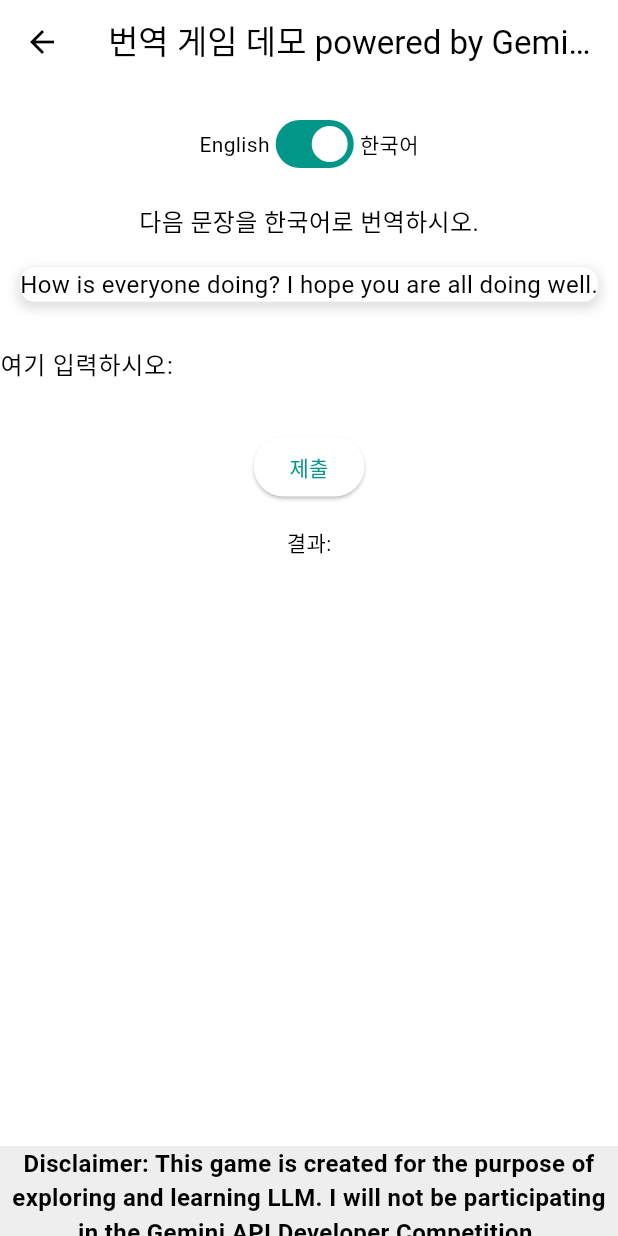
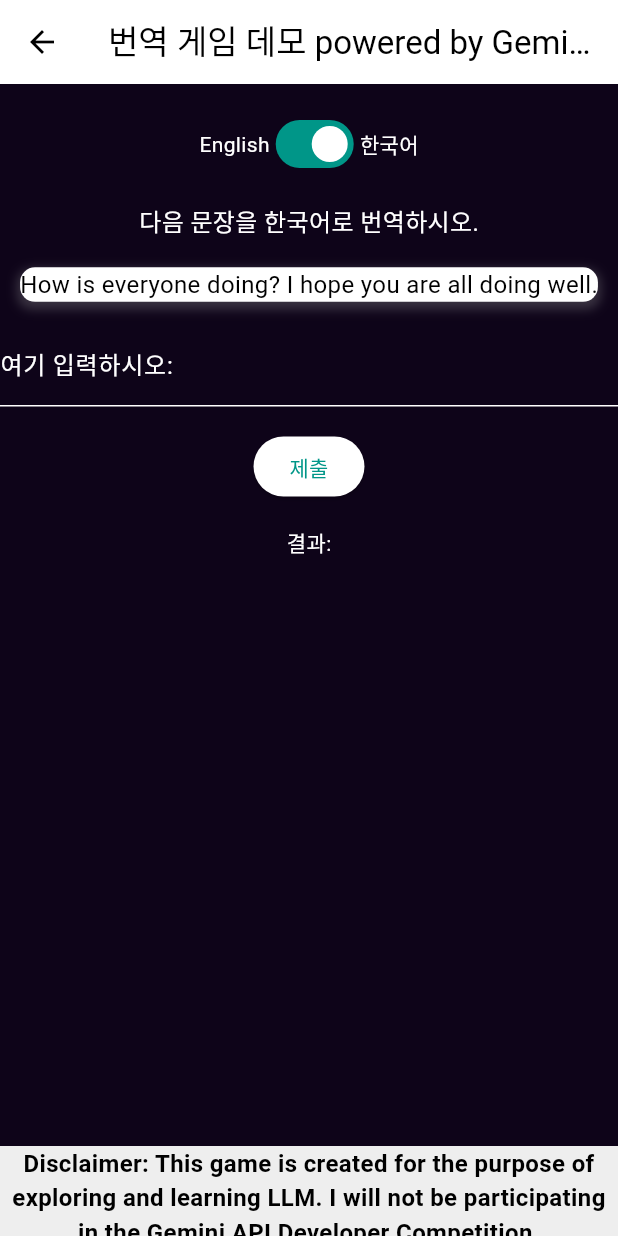
Before and after one commit to hyunjaemoon/portfolio, a Flutter app: the TranslationGameHomePage screen opened directly, after a tap on "Demo", on a phone screen of 412 x 824 dp. Run offline on Flutter 3.47's test engine with Material 3 defaults, Android fonts, the phone set to English and light mode, and no system bars; our stand-ins replace audioplayers, flutter_dotenv, font_awesome_flutter; missing offline and left inert: dart:ui_web.

Commit message:
Changed the color of GamePage

```diff
--- a/lib/main.dart
+++ b/lib/main.dart
@@ -6,6 +6,7 @@ import 'package:font_awesome_flutter/font_awesome_flutter.dart';
 import 'package:moonbook/home.dart';
 import 'package:moonbook/resume.dart';
 import 'package:moonbook/snake.dart';
+import 'package:moonbook/translation_game/game_page.dart';
 import 'package:moonbook/translation_game/home_page.dart';
 import 'package:moonbook/utils.dart';
 
@@ -92,7 +93,7 @@ class _PortfolioMainPageState extends State<PortfolioMainPage> {
               },
             ),
           ]),
-      body: _buildBody(),
+      body: TranslationGameWidget(), // TODO: Replace with _buildBody()
     );
   }
 
--- a/lib/translation_game/game_page.dart
+++ b/lib/translation_game/game_page.dart
@@ -2,6 +2,7 @@
 import 'dart:ui_web';
 
 import 'package:flutter/material.dart';
+import 'package:flutter/widgets.dart';
 import 'package:flutter_dotenv/flutter_dotenv.dart';
 import 'package:moonbook/translation_game/api_interface.dart';
 import 'package:moonbook/translation_game/disclaimer.dart';
@@ -99,6 +100,7 @@ class _TranslationGameWidgetState extends State<TranslationGameWidget>
         appBar: AppBar(
           title: Text(_instructions.title),
         ),
+        backgroundColor: const Color(0xff0e0419),
         bottomNavigationBar: DisclaimerWidget(),
         body: SingleChildScrollView(
           child: Column(
@@ -107,19 +109,19 @@ class _TranslationGameWidgetState extends State<TranslationGameWidget>
               Row(
                 mainAxisAlignment: MainAxisAlignment.center,
                 children: [
-                  const Text('English'),
+                  const Text('English', style: TextStyle(color: Colors.white)),
                   Switch(
                     value: isKorean,
                     onChanged: (value) => toggleLanguageDirection(value),
                   ),
-                  const Text('한국어'),
+                  const Text('한국어', style: TextStyle(color: Colors.white)),
                 ],
               ),
               spacing,
               Text(
                 _instructions.instruction,
                 style: const TextStyle(
-                  color: Colors.black,
+                  color: Colors.white,
                   fontSize: 16,
                 ),
               ),
@@ -156,11 +158,14 @@ class _TranslationGameWidgetState extends State<TranslationGameWidget>
               ),
               spacing,
               TextField(
+                style: const TextStyle(color: Colors.white),
                 controller: _textController,
                 decoration: InputDecoration(
+                  labelStyle: const TextStyle(color: Colors.white),
                   labelText: _instructions.input,
                 ),
                 keyboardType: TextInputType.text,
+                cursorColor: Colors.white,
               ),
               spacing,
               ElevatedButton(
@@ -168,9 +173,15 @@ class _TranslationGameWidgetState extends State<TranslationGameWidget>
                 child: Text(_instructions.buttonText),
               ),
               const SizedBox(height: 16),
-              Text(_instructions.result),
+              Text(
+                _instructions.result,
+                style: TextStyle(color: Colors.white),
+              ),
               const SizedBox(height: 8),
-              Text(response),
+              Text(
+                response,
+                style: TextStyle(color: Colors.white),
+              ),
             ],
           ),
         ),
--- a/lib/translation_game/home_page.dart
+++ b/lib/translation_game/home_page.dart
@@ -32,9 +32,6 @@ class _TranslationGameHomePageState extends State<TranslationGameHomePage>
   @override
   Widget build(BuildContext context) {
     return Scaffold(
-      appBar: AppBar(
-        title: Text('Translation Game'),
-      ),
       bottomNavigationBar: DisclaimerWidget(),
       body: Container(
         color: Color(0xff0e0419),
```
